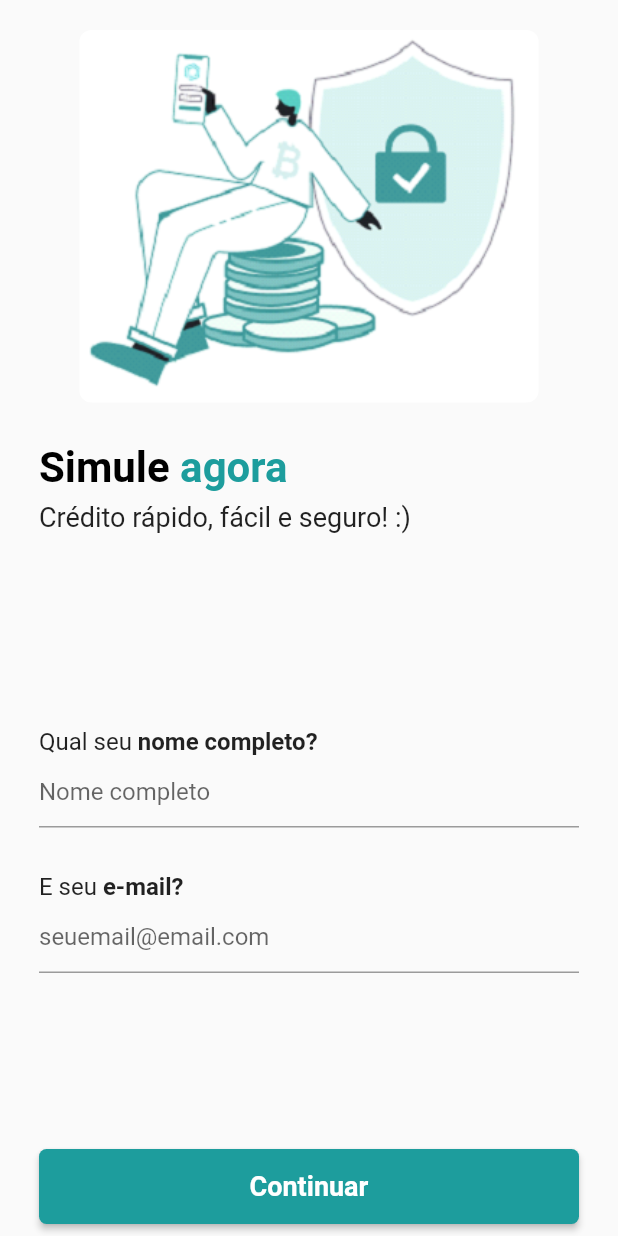
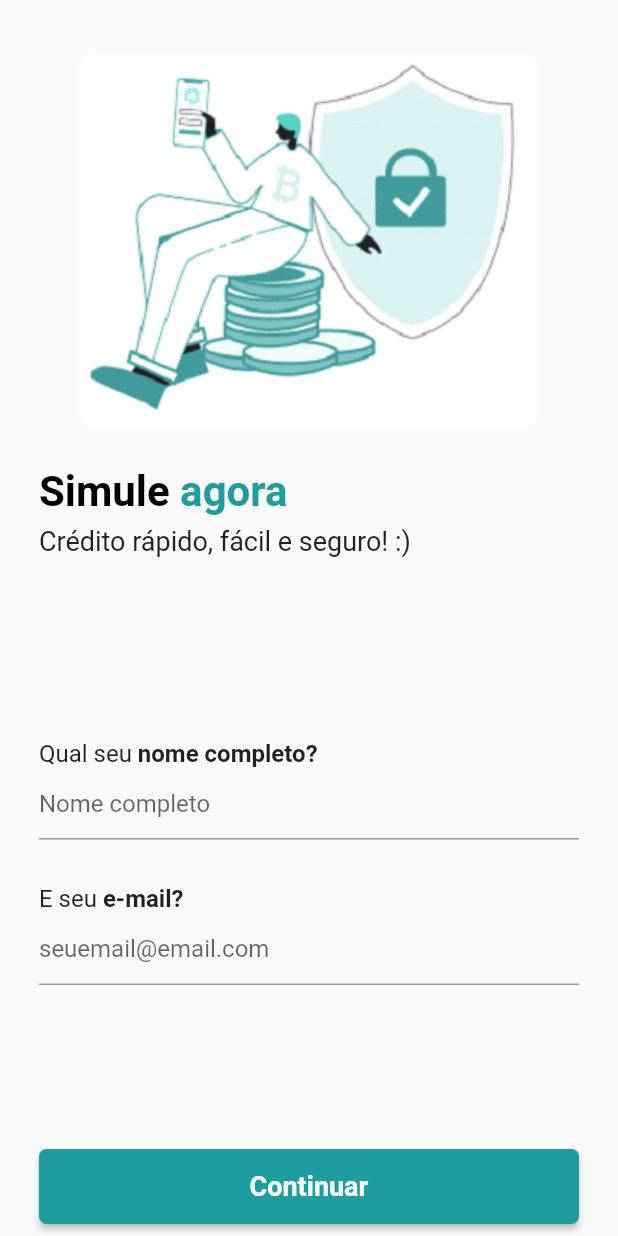
Before and after one commit to EmersonLopes/simulador_credito_rispar, a Flutter app: the screen it shows after launch, on a phone screen of 412 x 824 dp. Run offline on Flutter 3.47's test engine with Material 2 defaults, Android fonts, the light colour scheme and no system bars; our stand-ins replace dio, flutter_mobx, mobx, syncfusion_flutter_sliders; generated files the repository leaves out were written again.

Commit message:
Ajustes finais

```diff
--- a/lib/pages/user/components/body.dart
+++ b/lib/pages/user/components/body.dart
@@ -36,19 +36,19 @@ class _BodyState extends State<Body> {
             children: [
               _simuleAgora(),
               Column(
-                children: [
-                  const LabelText(
+                children: const [
+                  LabelText(
                     firstText: "Qual seu",
                     secondText: " nome completo?",
                   ),
-                  const NameTextField(),
-                  const SizedBox(height: 30),
-                  const LabelText(
+                  NameTextField(),
+                  SizedBox(height: 30),
+                  LabelText(
                     firstText: "E seu",
                     secondText: " e-mail?",
                   ),
-                  const EmailTextField(),
-                  const SizedBox(height: 30),
+                  EmailTextField(),
+                  SizedBox(height: 30),
                 ],
               ),
               Padding(
@@ -91,6 +91,7 @@ class _BodyState extends State<Body> {
   _simuleAgora() {
     return Column(
       children: [
+        SizedBox(height: 16.0,),
         _image(context),
         Container(
           width: MediaQuery.of(context).size.width,
--- a/lib/repositories/simulation_repository.dart
+++ b/lib/repositories/simulation_repository.dart
@@ -9,10 +9,6 @@ class SimulationRepository implements ISimulationRepository {
   final IClientHttp clientHttp;
 
   SimulationRepository(this.clientHttp);
-
-  Map<String, String> headers = {
-    "Content-Type": "application/json",
-  };
 
   @override
   Future<SimulationModel> postSimulation(
```
Also changed, not shown: 1 other file.
